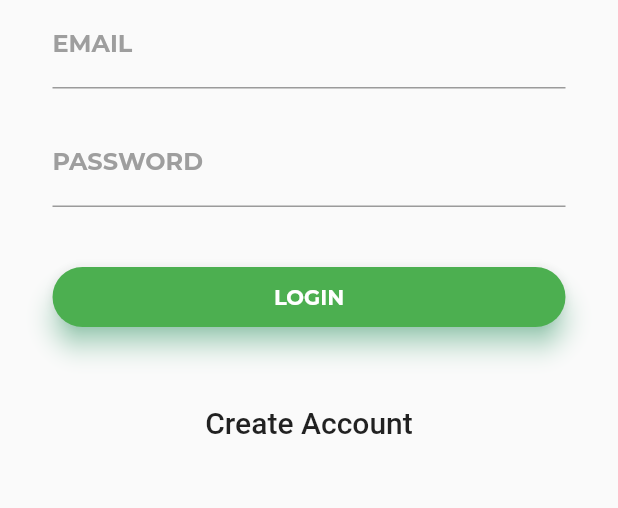
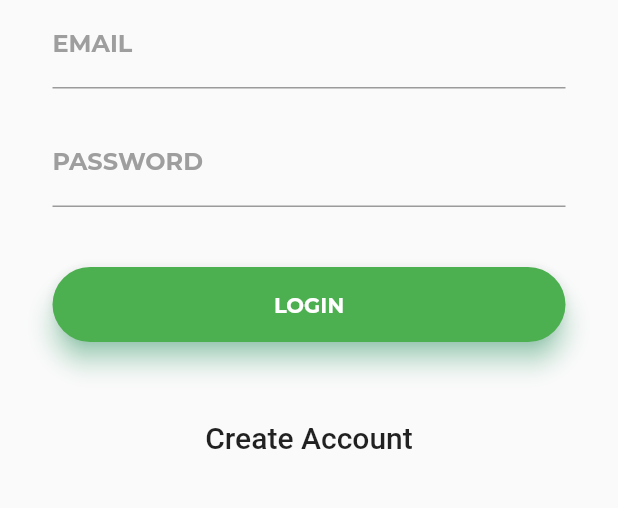
Before and after one commit to nityanandagohain/NSS_TezpurUniversity, a Flutter app: the screen it shows after launch, on a phone screen of 412 x 824 dp, the part 363-871 px from its top. Run offline on Flutter 3.47's test engine with Material 2 defaults, Android fonts, the phone set to English and light mode, and no system bars; our stand-ins replace firebase_auth; accounts and stored records are empty; project files that could hold a hidden picture were left out.

Commit message:
new pages created for ui

```diff
--- a/lib/pages/login_page.dart
+++ b/lib/pages/login_page.dart
@@ -1,5 +1,7 @@
 import 'package:flutter/material.dart';
 import 'package:firebase_auth/firebase_auth.dart';
+import 'package:nss_tezu/pages/home.dart';
+import 'package:nss_tezu/pages/progress_button.dart';
 
 class LoginPage extends StatefulWidget {
   @override
@@ -37,11 +39,14 @@ class _LoginPageState extends State<LoginPage> {
   //This function inturn calls validate and save and after that uses firebase to authenticate
   validateAndSubmit() async {
     if (validateAndSave()) {
+      // Navigator.push(context, MaterialPageRoute(builder: (context) => ProgressButton()));
       try {
         if (_formType == FormType.login) {
           FirebaseUser user = await FirebaseAuth.instance
               .signInWithEmailAndPassword(email: _email, password: _password);
           print("Signed In: ${user.uid}");
+          // Navigator.pop(context);
+          // Navigator.push(context, MaterialPageRoute(builder: (context) => HomePageAfterLogin()));
         } else {
           FirebaseUser user = await FirebaseAuth.instance
               .createUserWithEmailAndPassword(
@@ -162,7 +167,9 @@ class _LoginPageState extends State<LoginPage> {
             ],
           ),
         ),
-        SizedBox(height: 50.0,)
+        SizedBox(
+          height: 50.0,
+        )
       ];
     }
   }
@@ -227,11 +234,11 @@ class _LoginPageState extends State<LoginPage> {
     if (_formType == FormType.login) {
       return [
         Container(
-          height: 40.0,
+          height: 50.0,
           child: InkWell(
             onTap: validateAndSubmit,
             child: Material(
-              borderRadius: BorderRadius.circular(20.0),
+              borderRadius: BorderRadius.circular(40.0),
               shadowColor: Colors.greenAccent,
               color: Colors.green,
               elevation: 7.0,
```
Also changed, not shown: lib/pages/home.dart (added, +19 -0 lines), lib/pages/progress_button.dart (added, +13 -0 lines).
